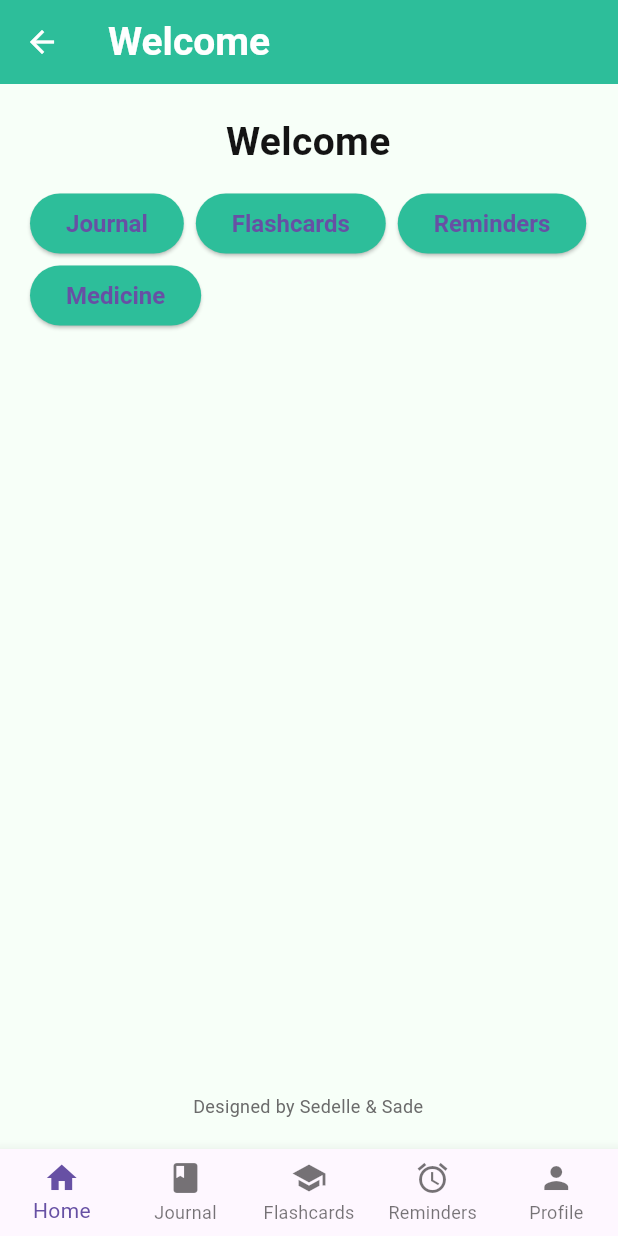
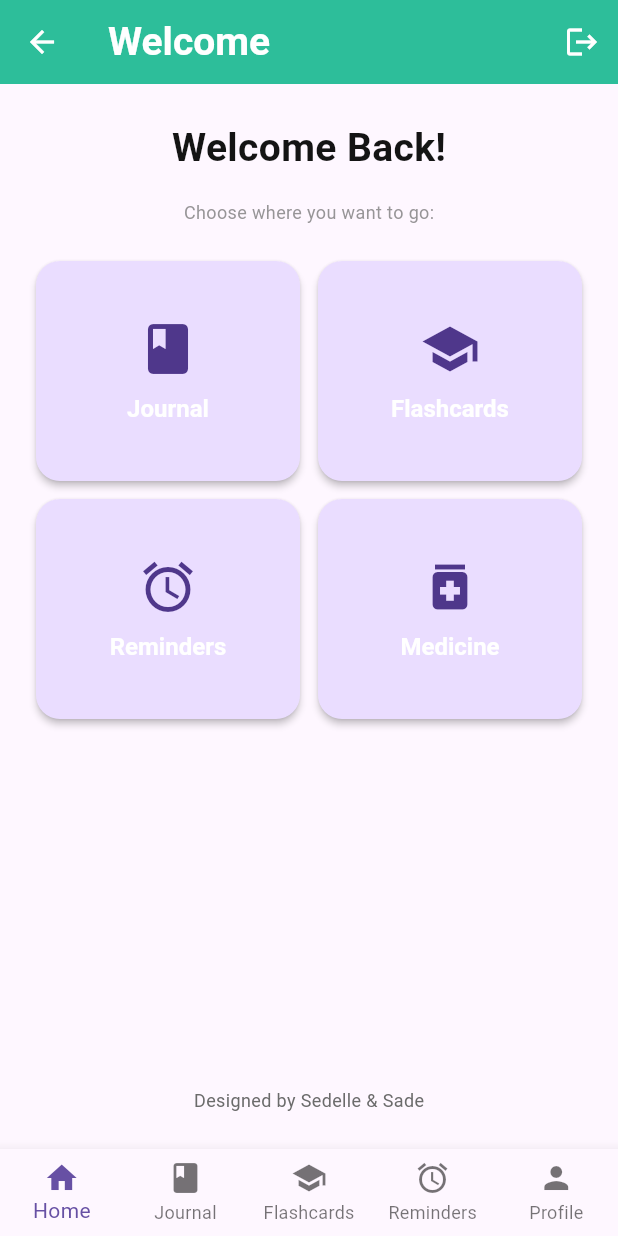
Before and after one commit to Inesh100/Clarity, a Flutter app: the WelcomePage screen opened by its route, on a phone screen of 412 x 824 dp. Run offline on Flutter 3.47's test engine with Material 3 defaults, Android fonts, the phone set to English and light mode, and no system bars; our stand-ins replace cloud_firestore, firebase_auth, firebase_core, flutter_local_notifications, google_sign_in, timezone; accounts and stored records are empty; network calls fail.

Commit message:
Fixed page navigation

```diff
--- a/lib/pages/welcome_page.dart
+++ b/lib/pages/welcome_page.dart
@@ -1,32 +1,136 @@
 import 'package:flutter/material.dart';
 import 'package:provider/provider.dart';
 import '../providers/app_state.dart';
+import '../viewmodels/auth_vm.dart';
+import '../styles/app_text.dart';
 import '../widgets/common_navbar.dart';
-import '../styles/app_text.dart';
+import 'journal_page.dart';
+import 'flashcard_page.dart';
+import 'reminders_page.dart';
+import 'medicine_page.dart';
 
 class WelcomePage extends StatelessWidget {
   const WelcomePage({super.key});
+
   @override
   Widget build(BuildContext context) {
     final appState = Provider.of<AppState>(context);
+    final theme = Theme.of(context);
+
     return Scaffold(
-      appBar: AppBar(title: const Text('Welcome')),
+      backgroundColor: appState.isDarkMode
+        ? theme.colorScheme.surfaceContainerHighest
+        : theme.colorScheme.surface,
+      appBar: AppBar(
+        title: const Text('Welcome'),
+        actions: [
+          IconButton(
+            icon: const Icon(Icons.logout),
+            tooltip: 'Sign Out',
+            onPressed: () async {
+              await context.read<AuthViewModel>().signOut();
+              if (context.mounted) {
+                Navigator.pushNamedAndRemoveUntil(
+                  context,
+                  '/login',
+                  (route) => false,
+                );
+              }
+            },
+          ),
+        ],
+      ),
+
+      // 🌟 Body content
       body: Padding(
-        padding: const EdgeInsets.all(20.0),
-        child: Column(children: [
-          Text('Welcome', style: AppTextStyles.heading1),
-          const SizedBox(height: 12),
-          Wrap(spacing: 8, children: [
-            ElevatedButton(onPressed: () => appState.setPage('journal'), child: const Text('Journal')),
-            ElevatedButton(onPressed: () => appState.setPage('flashcard'), child: const Text('Flashcards')),
-            ElevatedButton(onPressed: () => appState.setPage('reminders'), child: const Text('Reminders')),
-            ElevatedButton(onPressed: () => appState.setPage('medicine'), child: const Text('Medicine')),
-          ]),
-          const Spacer(),
-          const Text('Designed by Sedelle & Sade', style: AppTextStyles.small),
-        ]),
+        padding: const EdgeInsets.all(24.0),
+        child: Column(
+          children: [
+            Text('Welcome Back!', style: AppTextStyles.heading1),
+            const SizedBox(height: 16),
+            Text(
+              'Choose where you want to go:',
+              style: AppTextStyles.subtitle.copyWith(
+                color: theme.textTheme.bodyMedium?.color?.withOpacity(0.7),
+              ),
+            ),
+            const SizedBox(height: 24),
+
+            // 🔘 Navigation buttons with icons and animation
+            Expanded(
+              child: GridView.count(
+                crossAxisCount: 2,
+                crossAxisSpacing: 12,
+                mainAxisSpacing: 12,
+                childAspectRatio: 1.2,
+                children: [
+                  _buildNavButton(
+                      context, 'Journal', Icons.book, const JournalPage()),
+                  _buildNavButton(context, 'Flashcards', Icons.school,
+                      const FlashcardPage()),
+                  _buildNavButton(context, 'Reminders', Icons.alarm,
+                      const RemindersPage()),
+                  _buildNavButton(
+                      context, 'Medicine', Icons.medication, const MedicinePage()),
+                ],
+              ),
+            ),
+
+            const SizedBox(height: 24),
+            const Text(
+              'Designed by Sedelle & Sade',
+              style: AppTextStyles.small,
+            ),
+          ],
+        ),
       ),
+
+      // 🌈 Bottom Navigation Bar
       bottomNavigationBar: const CommonNavBar(),
     );
   }
+
+  // Helper method for building nav buttons with nice animations
+  Widget _buildNavButton(
+      BuildContext context, String label, IconData icon, Widget targetPage) {
+    final colorScheme = Theme.of(context).colorScheme;
+
+    return ElevatedButton(
+      style: ElevatedButton.styleFrom(
+        backgroundColor: colorScheme.primaryContainer,
+        foregroundColor: colorScheme.onPrimaryContainer,
+        shape: RoundedRectangleBorder(borderRadius: BorderRadius.circular(16)),
+        padding: const EdgeInsets.all(16),
+        elevation: 2,
+      ),
+      onPressed: () {
+        // Animate page transition
+        Navigator.push(
+          context,
+          PageRouteBuilder(
+            transitionDuration: const Duration(milliseconds: 350),
+            pageBuilder: (_, __, ___) => targetPage,
+            transitionsBuilder: (_, animation, __, child) => SlideTransition(
+              position: Tween<Offset>(
+                begin: const Offset(1, 0),
+                end: Offset.zero,
+              ).animate(CurvedAnimation(
+                parent: animation,
+                curve: Curves.easeOutCubic,
+              )),
+              child: child,
+            ),
+          ),
+        );
+      },
+      child: Column(
+        mainAxisAlignment: MainAxisAlignment.center,
+        children: [
+          Icon(icon, size: 40),
+          const SizedBox(height: 10),
+          Text(label, style: AppTextStyles.buttonText),
+        ],
+      ),
+    );
+  }
 }
--- a/lib/styles/app_text.dart
+++ b/lib/styles/app_text.dart
@@ -7,4 +7,5 @@ class AppTextStyles {
   static const body = TextStyle(fontSize: 16, color: AppColors.textSecondary);
   static const buttonText = TextStyle(fontSize: 16, fontWeight: FontWeight.bold, color: Colors.white);
   static const small = TextStyle(fontSize: 12, color: AppColors.textSecondary);
+  static const subtitle = small;
 }
--- a/pubspec.yaml
+++ b/pubspec.yaml
@@ -18,7 +18,8 @@ dependencies:
   firebase_auth: ^6.1.1
   cloud_firestore: ^6.0.3
   firebase_messaging: ^16.0.3
-  google_sign_in: ^7.2.0
+  google_sign_in: ^6.1.5
+
 
 
   # --- Notifications / time ---
```
Also changed, not shown: lib/main.dart (+9 -9 lines), lib/repositories/auth_repository.dart (+32 -43 lines), pubspec.lock.
